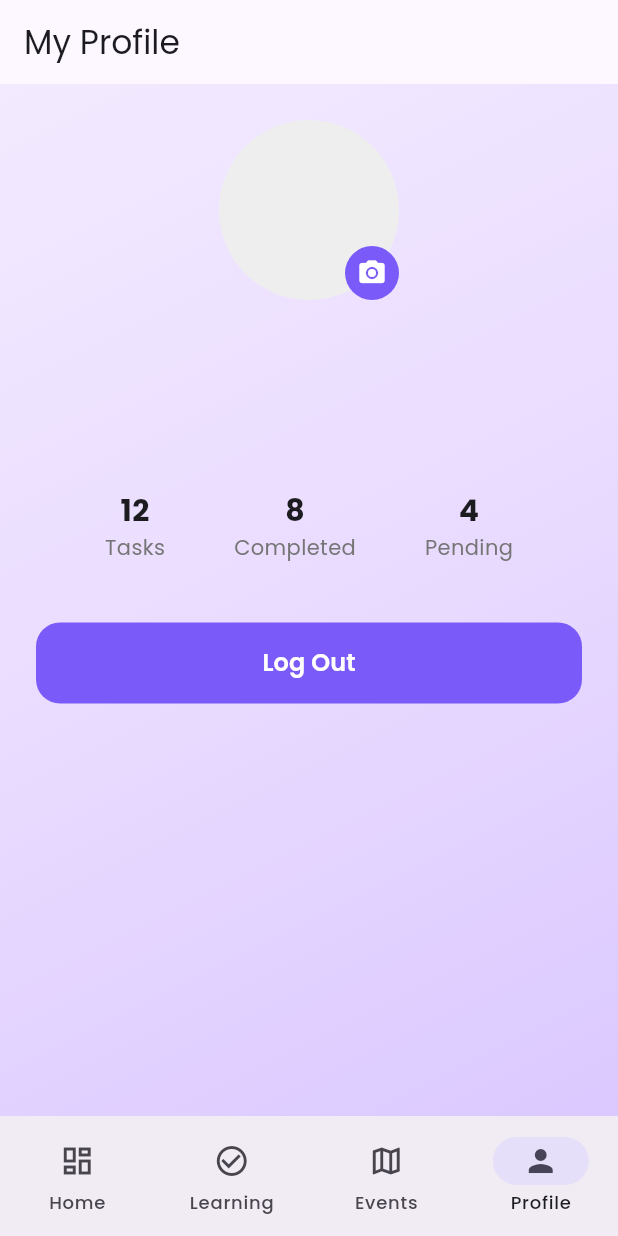
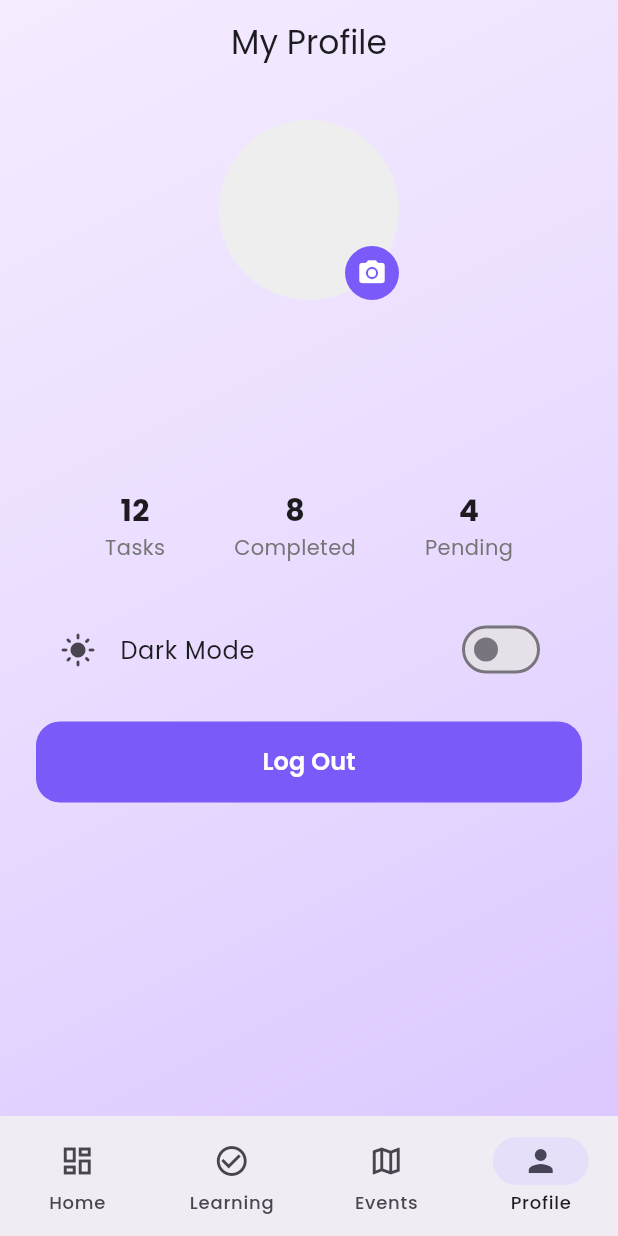
Before and after one commit to kalviumcommunity/S84_CloudLearn_Mobile_App_CloudCoders, a Flutter app: the screen it shows once a user with an empty profile is signed in, item 4 of the bottom bar chosen, on a phone screen of 412 x 824 dp. Run offline on Flutter 3.47's test engine with Material 3 defaults, Android fonts, the phone set to English and light mode, and no system bars; our stand-ins replace cloud_firestore, firebase_auth, firebase_core, firebase_storage, geolocator, google_fonts and 2 more; accounts and stored records are empty.

Commit message:
Step 7: Implemented Dark Mode and Dynamic Theming with Provider

```diff
--- a/flut/lib/main.dart
+++ b/flut/lib/main.dart
@@ -12,6 +12,7 @@ import 'features/splash/splash_screen.dart';
 import 'firebase_options.dart';
 import 'providers/auth_provider.dart';
 import 'providers/task_provider.dart';
+import 'providers/theme_provider.dart';
 
 void main() async {
   WidgetsFlutterBinding.ensureInitialized();
@@ -23,6 +24,7 @@ void main() async {
       providers: [
         ChangeNotifierProvider(create: (_) => AuthProvider()),
         ChangeNotifierProvider(create: (_) => TaskProvider()),
+        ChangeNotifierProvider(create: (_) => ThemeProvider()),
       ],
       child: const MyApp(),
     ),
@@ -34,27 +36,56 @@ class MyApp extends StatelessWidget {
 
   @override
   Widget build(BuildContext context) {
-    final baseTheme = ThemeData(
+    final themeProvider = Provider.of<ThemeProvider>(context);
+
+    // Light Theme
+    final lightTheme = ThemeData(
       useMaterial3: true,
+      colorScheme: ColorScheme.fromSeed(seedColor: const Color(0xFF7A5AF8)),
+      scaffoldBackgroundColor: Colors.transparent, // Important for gradient
+      textTheme: GoogleFonts.poppinsTextTheme(ThemeData.light().textTheme),
+      appBarTheme: const AppBarTheme(
+        backgroundColor: Colors.transparent,
+        elevation: 0,
+        centerTitle: true,
+      ),
+      cardTheme: const CardThemeData(
+        elevation: 4,
+        shadowColor: Color(0x1F2F1F64),
+        shape: RoundedRectangleBorder(
+          borderRadius: BorderRadius.all(Radius.circular(16)),
+        ),
+      ),
+    );
+
+    // Dark Theme
+    final darkTheme = ThemeData.dark().copyWith(
+      scaffoldBackgroundColor: const Color(0xFF121212), // Solid dark
       colorScheme: ColorScheme.fromSeed(
         seedColor: const Color(0xFF7A5AF8),
+        brightness: Brightness.dark,
+      ),
+      textTheme: GoogleFonts.poppinsTextTheme(ThemeData.dark().textTheme),
+      appBarTheme: const AppBarTheme(
+        backgroundColor: Colors.transparent,
+        elevation: 0,
+        centerTitle: true,
+      ),
+      cardTheme: const CardThemeData(
+        elevation: 4,
+        color: Color(0xFF1E1E1E),
+        shape: RoundedRectangleBorder(
+          borderRadius: BorderRadius.all(Radius.circular(16)),
+        ),
       ),
     );
 
     return MaterialApp(
       title: 'CloudLearn',
       debugShowCheckedModeBanner: false,
-      theme: baseTheme.copyWith(
-        textTheme: GoogleFonts.poppinsTextTheme(baseTheme.textTheme),
-        scaffoldBackgroundColor: Colors.transparent,
-        cardTheme: const CardThemeData(
-          elevation: 10,
-          shadowColor: Color(0x1F2F1F64),
-          shape: RoundedRectangleBorder(
-            borderRadius: BorderRadius.all(Radius.circular(26)),
-          ),
-        ),
-      ),
+      themeMode: themeProvider.isDarkMode ? ThemeMode.dark : ThemeMode.light,
+      theme: lightTheme,
+      darkTheme: darkTheme,
       routes: {
         '/': (context) => const SplashScreen(),
         '/welcome': (context) => const WelcomeScreen(),
@@ -64,6 +95,8 @@ class MyApp extends StatelessWidget {
       },
       initialRoute: '/',
       builder: (context, child) {
+        // Apply gradient only in Light Mode
+        if (!themeProvider.isDarkMode) {
           return Container(
             decoration: const BoxDecoration(
               gradient: LinearGradient(
@@ -78,6 +111,9 @@ class MyApp extends StatelessWidget {
             ),
             child: child,
           );
+        }
+        // Dark mode returns child directly (uses scaffold background)
+        return child!;
       },
       onUnknownRoute: (_) => MaterialPageRoute(
         builder: (context) => const SplashScreen(),
--- /dev/null
+++ b/flut/lib/providers/theme_provider.dart
@@ -0,0 +1,14 @@
+import 'package:flutter/material.dart';
+
+class ThemeProvider with ChangeNotifier {
+  ThemeMode _themeMode = ThemeMode.system;
+
+  ThemeMode get themeMode => _themeMode;
+
+  bool get isDarkMode => _themeMode == ThemeMode.dark;
+
+  void toggleTheme(bool isDark) {
+    _themeMode = isDark ? ThemeMode.dark : ThemeMode.light;
+    notifyListeners();
+  }
+}
--- a/flut/lib/screens/dashboard_screen.dart
+++ b/flut/lib/screens/dashboard_screen.dart
@@ -19,16 +19,16 @@ class DashboardScreen extends StatelessWidget {
               'Welcome Back,',
               style: TextStyle(
                 fontSize: 20,
-                color: Colors.grey[600],
+                color: Theme.of(context).textTheme.bodyMedium?.color?.withOpacity(0.7),
               ),
             ),
             const SizedBox(height: 8),
             Text(
               user?.displayName ?? "Learner",
-              style: const TextStyle(
+              style: TextStyle(
                 fontSize: 28,
                 fontWeight: FontWeight.bold,
-                color: Color(0xFF2F1F64),
+                color: Theme.of(context).colorScheme.primary,
               ),
             ),
             const SizedBox(height: 40),
--- a/flut/lib/screens/profile_screen.dart
+++ b/flut/lib/screens/profile_screen.dart
@@ -3,7 +3,9 @@ import 'dart:io';
 import 'package:firebase_auth/firebase_auth.dart';
 import 'package:flutter/material.dart';
 import 'package:image_picker/image_picker.dart';
+import 'package:provider/provider.dart';
 
+import '../providers/theme_provider.dart';
 import '../features/auth/widgets/primary_button.dart';
 import '../services/auth_service.dart';
 import '../services/storage_service.dart';
@@ -144,7 +146,27 @@ class _ProfileScreenState extends State<ProfileScreen> {
               ],
             ),
 
-            const SizedBox(height: 40),
+            const SizedBox(height: 30),
+
+            // Settings Section
+            Consumer<ThemeProvider>(
+              builder: (context, themeProvider, child) {
+                return SwitchListTile(
+                  title: const Text('Dark Mode'),
+                  value: themeProvider.isDarkMode,
+                  onChanged: (value) {
+                    themeProvider.toggleTheme(value);
+                  },
+                  secondary:  Icon(
+                    themeProvider.isDarkMode
+                        ? Icons.dark_mode
+                        : Icons.light_mode,
+                  ),
+                );
+              },
+            ),
+
+            const SizedBox(height: 20),
 
             PrimaryButton(
               label: 'Log Out',
@@ -184,7 +206,9 @@ class _ProfileScreenState extends State<ProfileScreen> {
         Text(
           label,
           style: TextStyle(
-            color: Colors.grey[600],
+            color: Theme.of(context).brightness == Brightness.dark
+                ? Colors.grey[400]
+                : Colors.grey[600],
           ),
         ),
       ],
```
Lines whose indentation alone changed are shown as unchanged.
